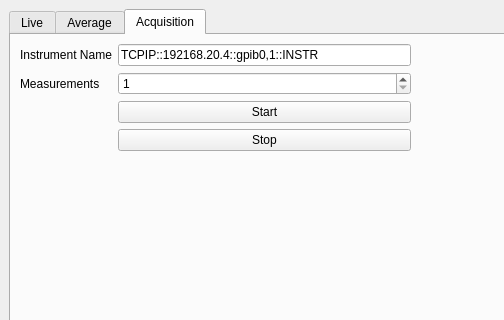
zmitchell/ns_trcd, file ns_app.ui: the form before one commit; both pictures show x 0 to 504 and y 0 to 320 of the 822 by 646 pixel window.
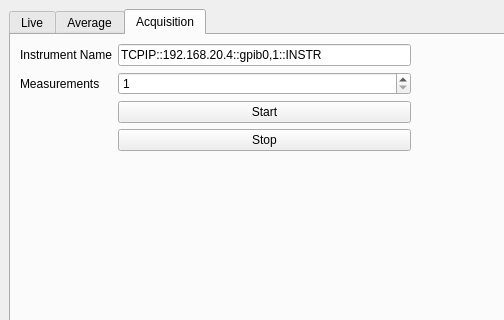
The form after the commit. The open tabs and pages were chosen to show the change. Custom widgets are drawn as their Qt base class.

Commit message: fix(scope): Fix typo in default instrument name

```diff
--- a/ns_app.ui
+++ b/ns_app.ui
@@ -314,7 +314,7 @@
               <item row="0" column="1">
                <widget class="QLineEdit" name="instr_name">
                 <property name="text">
-                 <string>TCPIP::192168.20.4::gpib0,1::INSTR</string>
+                 <string>TCPIP::192.168.20.4::gpib0,1::INSTR</string>
                 </property>
                </widget>
               </item>
```
